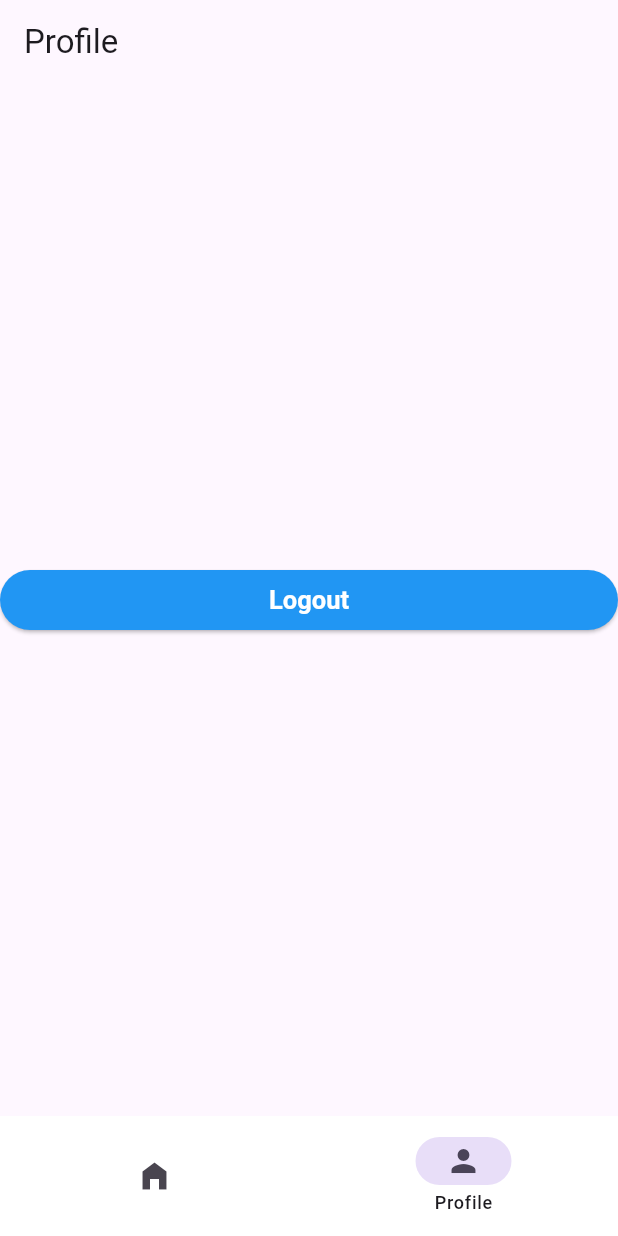
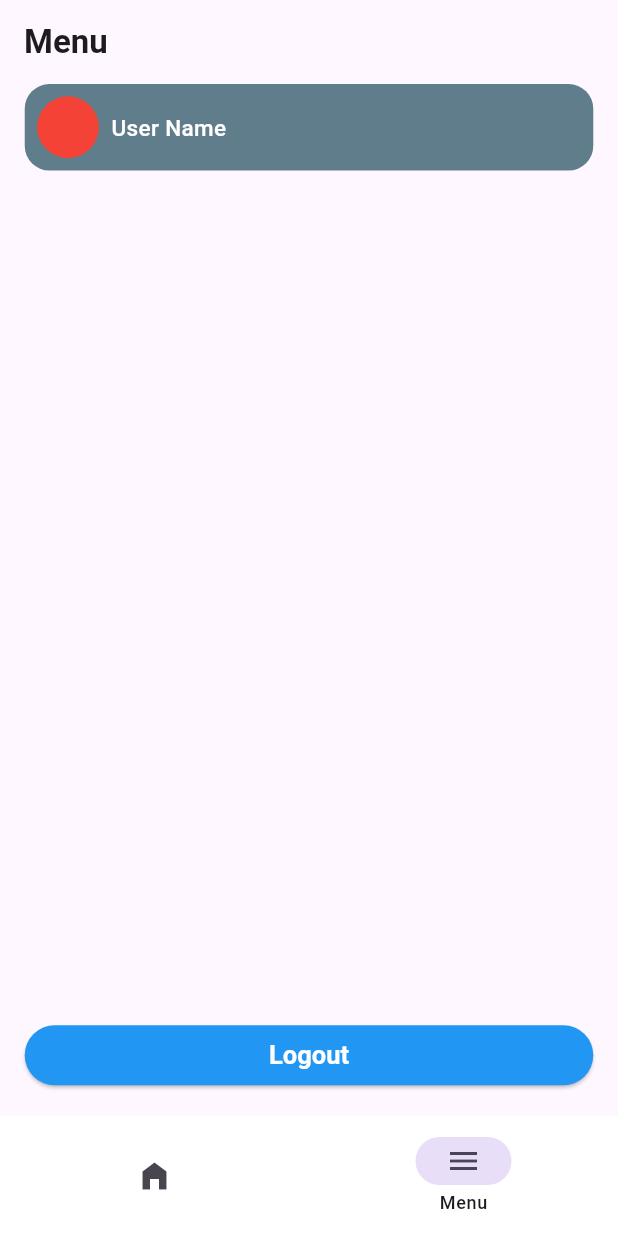
Before and after one commit to Pov-Phally/FaceBook-App, a Flutter app: the Navigation screen opened directly, item 2 of the bottom bar chosen, on a phone screen of 412 x 824 dp. Run offline on Flutter 3.47's test engine with Material 3 defaults, Android fonts, the phone set to English and light mode, and no system bars; our stand-ins replace dio, either_dart, get, get_storage, image_picker; accounts and stored records are empty; network calls fail.

Commit message:
feat: Implement Profile Screen and Menu Screen, enhance UI
This commit introduces a new Profile Screen and a Menu Screen, along with several UI enhancements and refactorings.

**Key Changes:**

- **New Screens:**
    - `MenuScreen`:
        - Displays user information (avatar and name) with navigation to `ProfileScreen`.
        - Includes a "Logout" button.
        - Uses responsive design for layout.
    - `ProfileScreen` (relocated and redesigned):
        - Displays user profile information including cover photo, profile picture, and user name.
        - Allows editing profile and cover pictures (icons added, functionality pending).
        - Includes a `PostSection` for creating new posts.
        - Shows a list of user's posts using `NewsFeed` widget.
        - Implements a custom back button.

- **UI Enhancements & Refactoring:**
    - **Login Screen:**
        - Added password visibility toggle (`isPasswordVisible`) to `LoginController`.
        - Implemented suffix icon in `CustomTF` to show/hide password.
    - **Navigation:**
        - Replaced `ProfileScreen` with `MenuScreen` in the bottom navigation bar.
        - Updated navigation icon and label for the second tab to "Menu".
    - **PostSection Widget:**
        - Moved the `onTap` functionality for navigating to `UploadPost` screen directly into the `PostSection` widget, removing the `onPressed` callback.
        - Standardized navigation to `UploadPost` with `fullscreenDialog`, `downToUp` transition, and `preventDuplicates`.
    - **CustomTF Widget:**
        - Added `obscureText` and `suffixIcon` properties for enhanced flexibility, specifically for password fields.
    - **HomeScreen:**
        - Removed the `onPressed` callback from `PostSection` as its functionality is now internal to the widget.

- **Code Structure:**
    - Deleted old `lib/view/profile/profile_screen.dart`.
    - Created new `lib/view/Menu/menu_screen.dart`.
    - Created new `lib/view/Menu/profile/profile_screen.dart` (the redesigned profile screen).

```diff
--- a/lib/controller/Authentication/login_controller.dart
+++ b/lib/controller/Authentication/login_controller.dart
@@ -13,6 +13,7 @@ class LoginController extends GetxController {
   final TextEditingController passwordController = TextEditingController();
   GlobalKey<FormState> loginFormKey = GlobalKey<FormState>();
   var isLoading = false.obs;
+  var isPasswordVisible = true.obs;
   var isLogin = false.obs;
   final storage = GetStorage();
   @override
--- a/lib/controller/navigation/navigation_controller.dart
+++ b/lib/controller/navigation/navigation_controller.dart
@@ -1,8 +1,7 @@
 import 'package:get/get.dart';
 
+import '../../view/Menu/menu_screen.dart';
 import '../../view/home/home_screen.dart';
-import '../../view/profile/profile_screen.dart';
-
 class NavigationController extends GetxController{
   static NavigationController get to => Get.find();
   final selectedIndex = 0.obs;
@@ -10,6 +9,6 @@ class NavigationController extends GetxController{
   final isLogin = false.obs;
   //if login is true go to home screen
 
-  final pages = [HomeScreen(), ProfileScreen()];
+  final pages = [HomeScreen(), MenuScreen()];
 
 }
--- /dev/null
+++ b/lib/view/Menu/menu_screen.dart
@@ -0,0 +1,69 @@
+import 'package:flutter/material.dart';
+import 'package:social_media/common/widget/Custom%20Button/custom_button.dart';
+import 'package:social_media/controller/Authentication/logout_controller.dart';
+import 'package:get/get.dart';
+import 'package:social_media/view/Menu/profile/profile_screen.dart';
+
+class MenuScreen extends StatelessWidget {
+  MenuScreen({super.key});
+  final LogoutController controller = Get.put(LogoutController());
+  @override
+  Widget build(BuildContext context) {
+    final screenHeight = MediaQuery.of(context).size.height;
+    return Scaffold(
+      appBar: AppBar(
+        title: Text("Menu", style: TextStyle(fontWeight: FontWeight.bold)),
+      ),
+      body: Column(
+        children: [
+          InkWell(
+            onTap: () {
+              // Navigate to edit profile screen
+              Get.to(
+                () => ProfileScreen(),
+                preventDuplicates: true,
+                fullscreenDialog: true,
+                transition: Transition.rightToLeft,
+                duration: Duration(milliseconds: 400),
+              );
+            },
+            child: Container(
+              margin: EdgeInsets.symmetric(horizontal: screenHeight * 0.02),
+              height: screenHeight * 0.07,
+              width: double.infinity,
+              decoration: BoxDecoration(
+                color: Colors.blueGrey,
+                borderRadius: BorderRadius.circular(screenHeight * 0.02),
+              ),
+              child: Padding(
+                padding: EdgeInsets.symmetric(horizontal: screenHeight * 0.01),
+                child: Row(
+                  spacing: screenHeight * 0.01,
+                  children: [
+                    CircleAvatar(
+                      radius: screenHeight * 0.025,
+                      backgroundColor: Colors.red,
+                    ),
+                    Text(
+                      'User Name',
+                      style: TextStyle(
+                        color: Colors.white,
+                        fontSize: 15,
+                        fontWeight: FontWeight.w500,
+                      ),
+                    ),
+                  ],
+                ),
+              ),
+            ),
+          ),
+          Spacer(),
+          Padding(
+            padding: EdgeInsets.all(screenHeight * 0.02),
+            child: CustomButton(text: 'Logout', onPressed: controller.logout),
+          ),
+        ],
+      ),
+    );
+  }
+}
--- a/lib/view/navigation/navigation.dart
+++ b/lib/view/navigation/navigation.dart
@@ -16,16 +16,15 @@ class Navigation extends StatelessWidget {
           backgroundColor: Colors.white,
           labelBehavior: NavigationDestinationLabelBehavior.onlyShowSelected,
           selectedIndex: navController.selectedIndex.value,
-          onDestinationSelected: (index) =>
-          navController.selectedIndex.value = index,
+          onDestinationSelected:
+              (index) => navController.selectedIndex.value = index,
           destinations: [
             NavigationDestination(icon: Icon(Icons.home_filled), label: "Home"),
-            NavigationDestination(icon: Icon(Icons.person), label: "Profile"),
+            NavigationDestination(icon: Icon(Icons.menu), label: "Menu"),
           ],
         );
       }),
       body: Obx(() => navController.pages[navController.selectedIndex.value]),
-
     );
   }
 }
--- a/lib/view/profile/profile_screen.dart
+++ /dev/null
@@ -1,24 +0,0 @@
-import 'package:flutter/material.dart';
-import 'package:social_media/common/widget/Custom%20Button/custom_button.dart';
-import 'package:social_media/controller/Authentication/logout_controller.dart';
-import 'package:get/get.dart';
-
-class ProfileScreen extends StatelessWidget {
-  ProfileScreen({super.key});
-  final LogoutController controller = Get.put(LogoutController());
-
-  @override
-  Widget build(BuildContext context) {
-    return Scaffold(
-      appBar: AppBar(title: Text("Profile")),
-      body: Center(
-        child: CustomButton(
-          text: "Logout",
-          onPressed: () {
-            controller.logout();
-          },
-        ),
-      ),
-    );
-  }
-}
```
Also changed, not shown: lib/common/widget/Custom TextField/custom_text_field.dart (+11 -3 lines), lib/common/widget/post/post_section.dart (+17 -13 lines), lib/view/Authentication/login.dart (+19 -5 lines), lib/view/Menu/profile/profile_screen.dart (added, +125 -0 lines), lib/view/home/home_screen.dart (+0 -11 lines).
